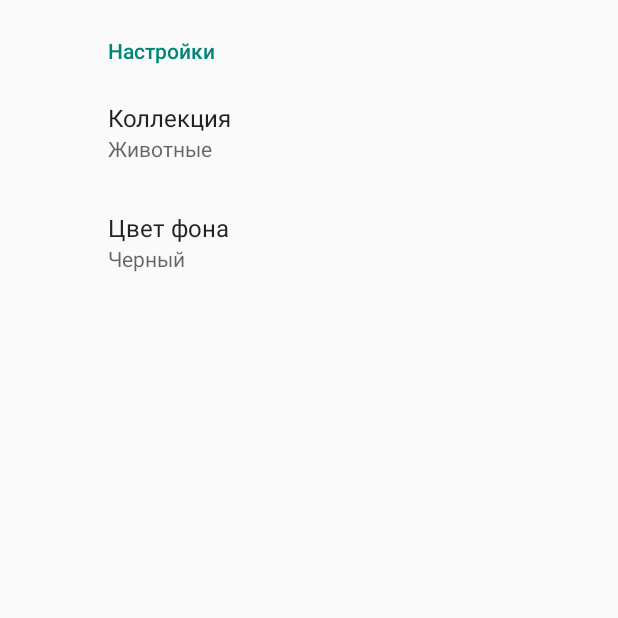
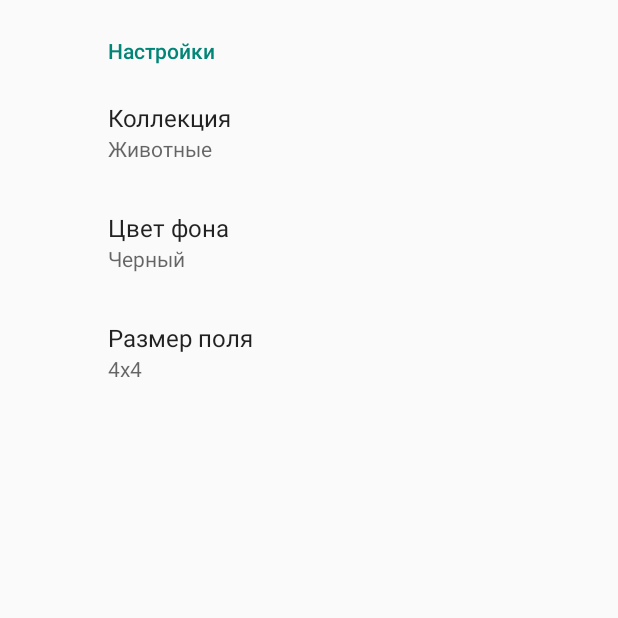
Before and after one commit to Petrunnel/Memoria, an Android app: the SettingsFragment screen opened directly, with no data from a screen before it, on a phone screen of 412 x 824 dp, the top half of it. Run offline under Robolectric (Android 15) with nearby library versions, the phone set to English and light mode, and no system bars; our stand-ins replace androidx.preference.

Commit message:
[Added] the choice of field dimension

```diff
--- a/app/src/main/java/com/petrunnel/memoria/settings/SettingsFragment.kt
+++ b/app/src/main/java/com/petrunnel/memoria/settings/SettingsFragment.kt
@@ -10,19 +10,24 @@ import com.petrunnel.memoria.R
 class SettingsFragment : PreferenceFragmentCompat(), OnPreferenceChangeListener {
     private var collection: ListPreference? = null
     private var color: ListPreference? = null
+    private var size: ListPreference? = null
 
     private val pictValue: Array<CharSequence> by lazy { collection!!.entries }
     private val colValue: Array<CharSequence> by lazy { color!!.entries }
+    private val sizeValue: Array<CharSequence> by lazy { size!!.entries }
     override fun onCreatePreferences(savedInstanceState: Bundle?, rootKey: String?) {
         setPreferencesFromResource(R.xml.preference, rootKey)
         collection = findPreference("PictureCollection")
         color = findPreference("BackgroundColor")
+        size = findPreference("FieldSize")
 
         collection?.onPreferenceChangeListener = this
         color?.onPreferenceChangeListener = this
+        size?.onPreferenceChangeListener = this
 
         collection?.summary = collection?.entry
         color?.summary = color?.entry
+        size?.summary = size?.entry
     }
 
     override fun onPreferenceChange(preference: Preference, newValue: Any?): Boolean {
@@ -40,6 +45,12 @@ class SettingsFragment : PreferenceFragmentCompat(), OnPreferenceChangeListener
             return true
         }
 
+        if (key == "FieldSize") {
+            val i = (preference as ListPreference).findIndexOfValue(newValue.toString())
+            preference.setSummary(sizeValue[i])
+            return true
+        }
+
         preference.summary = newValue as CharSequence
         return true
     }
--- a/app/src/main/res/values/strings.xml
+++ b/app/src/main/res/values/strings.xml
@@ -10,6 +10,7 @@
     <string name="setTitle">Настройки</string>
     <string name="Collection">Коллекция</string>
     <string name="Color">Цвет фона</string>
+    <string name="field_size">Размер поля</string>
 
     <string-array name="Collections">
         <item>animal</item>
@@ -62,6 +63,30 @@
         <item>Серый</item>
         <item>Белый</item>
     </string-array>
+
+    <string-array name="SizeTitle">
+        <item>2x2</item>
+        <item>2x4</item>
+        <item>3x2</item>
+        <item>3x4</item>
+        <item>4x3</item>
+        <item>4x4</item>
+        <item>4x5</item>
+        <item>5x6</item>
+        <item>6x6</item>
+    </string-array>
+
+    <string-array name="Size">
+        <item>2x2</item>
+        <item>2x4</item>
+        <item>3x2</item>
+        <item>3x4</item>
+        <item>4x3</item>
+        <item>4x4</item>
+        <item>4x5</item>
+        <item>5x6</item>
+        <item>6x6</item>
+    </string-array>
     <string name="title_activity_main">MainActivity</string>
     <!-- Strings used for fragments for navigation -->
     <string name="first_fragment_label">First Fragment</string>
--- a/app/src/main/res/xml/preference.xml
+++ b/app/src/main/res/xml/preference.xml
@@ -1,20 +1,26 @@
 <?xml version="1.0" encoding="utf-8"?>
 <PreferenceScreen xmlns:android="http://schemas.android.com/apk/res/android">
-    <PreferenceCategory
-        android:title="@string/setTitle">
+    <PreferenceCategory android:title="@string/setTitle">
 
-        <ListPreference android:key="PictureCollection"
-            android:title="@string/Collection"
+        <ListPreference
+            android:defaultValue="animal"
             android:entries="@array/CollectionsTitle"
             android:entryValues="@array/Collections"
-            android:defaultValue="animal"
-            />
+            android:key="PictureCollection"
+            android:title="@string/Collection" />
 
-        <ListPreference android:key="BackgroundColor"
-            android:title="@string/Color"
+        <ListPreference
+            android:defaultValue="#000000"
             android:entries="@array/ColorTitle"
             android:entryValues="@array/Color"
-            android:defaultValue="#000000"
-            />
+            android:key="BackgroundColor"
+            android:title="@string/Color" />
+
+        <ListPreference
+            android:defaultValue="4x4"
+            android:entries="@array/SizeTitle"
+            android:entryValues="@array/Size"
+            android:key="FieldSize"
+            android:title="@string/field_size" />
     </PreferenceCategory>
 </PreferenceScreen>
```
Also changed, not shown: app/src/main/java/com/petrunnel/memoria/main/MemoriaActivity.kt (+48 -4 lines).
